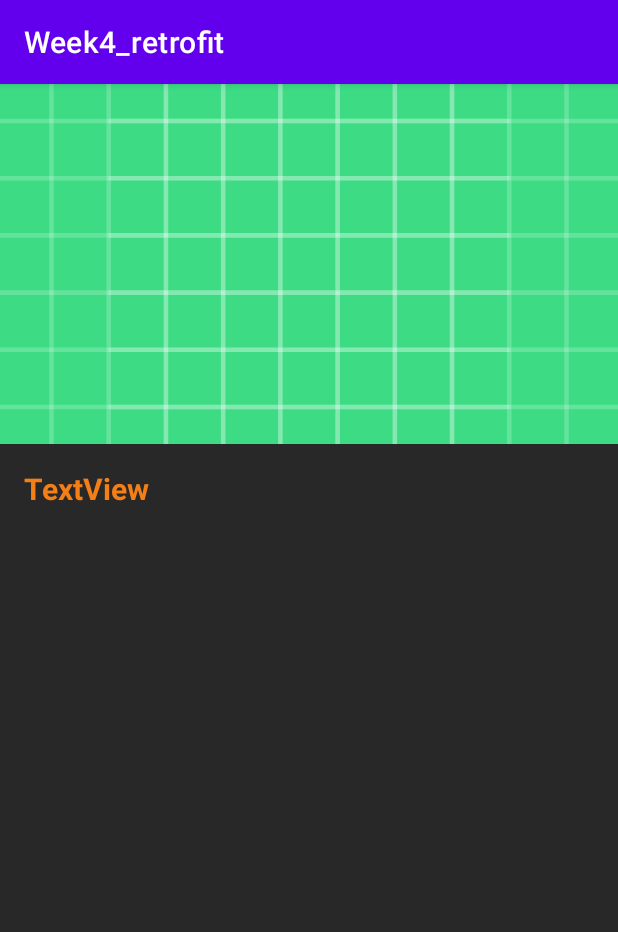
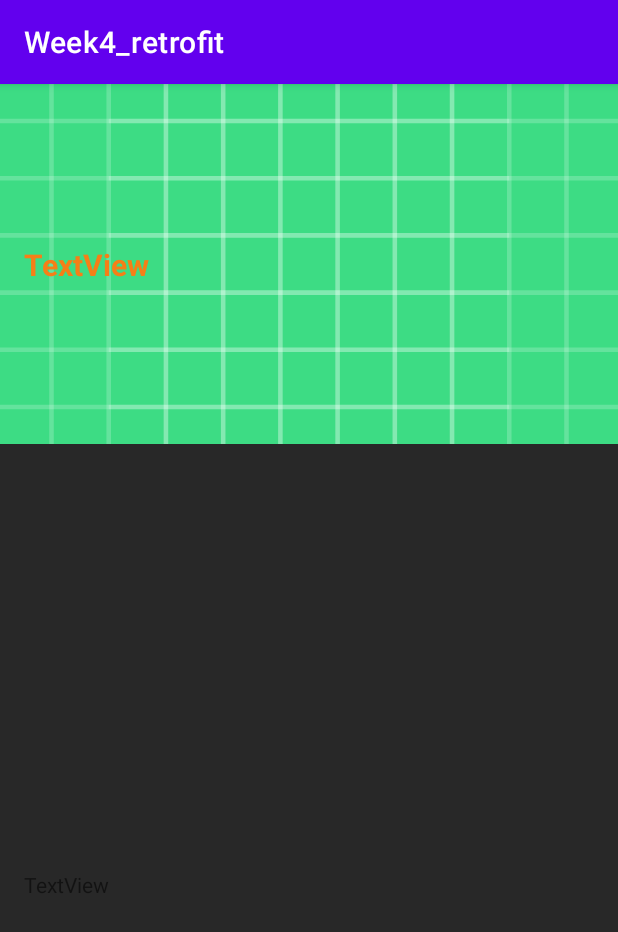
Before and after one commit to DaveN8/Week4_retrofit, an Android app: the MovieDetailActivity screen opened directly, with no data from a screen before it, on a phone screen of 412 x 824 dp. Shown: the top 932 px of the screen. Run offline under Robolectric (Android 15) with nearby library versions, the phone set to English and light mode, and no system bars; our stand-ins replace Dagger/Hilt's generated code; network calls fail; pictures from the network do not load; 1 statement that could not run was skipped.

Commit message:
Initial commit

```diff
--- /dev/null
+++ b/app/src/main/java/com/uc/week4_retrofit/adapter/GenreAdapter.kt
@@ -0,0 +1,4 @@
+package com.uc.week4_retrofit.adapter
+
+class GenreAdapter {
+}
--- /dev/null
+++ b/app/src/main/java/com/uc/week4_retrofit/adapter/ProductionCompanyAdapter.kt
@@ -0,0 +1,4 @@
+package com.uc.week4_retrofit.adapter
+
+class ProductionCompanyAdapter {
+}
--- /dev/null
+++ b/app/src/main/java/com/uc/week4_retrofit/adapter/SpokenLanguageAdapter.kt
@@ -0,0 +1,4 @@
+package com.uc.week4_retrofit.adapter
+
+class SpokenLanguageAdapter {
+}
--- a/app/src/main/res/layout/activity_movie_detail.xml
+++ b/app/src/main/res/layout/activity_movie_detail.xml
@@ -20,17 +20,54 @@
 
     <TextView
         android:id="@+id/tv_title_movie_detail"
-        android:layout_width="0dp"
+        android:layout_width="200dp"
         android:layout_height="wrap_content"
         android:layout_marginStart="16dp"
-        android:layout_marginTop="16dp"
-        android:layout_marginEnd="16dp"
         android:text="TextView"
         android:textColor="#F57F17"
         android:textSize="20sp"
         android:textStyle="bold"
+        app:layout_constraintBottom_toBottomOf="@+id/img_poster_movie_detail"
+        app:layout_constraintStart_toStartOf="parent"
+        app:layout_constraintTop_toTopOf="@+id/img_poster_movie_detail"
+        tools:text="@string/nulldata" />
+
+    <androidx.recyclerview.widget.RecyclerView
+        android:id="@+id/rv_genre_movie_poster"
+        android:layout_width="0dp"
+        android:layout_height="60dp"
+        android:layout_marginStart="16dp"
+        android:layout_marginTop="16dp"
+        android:layout_marginEnd="16dp"
         app:layout_constraintEnd_toEndOf="parent"
         app:layout_constraintStart_toStartOf="parent"
-        app:layout_constraintTop_toBottomOf="@+id/img_poster_movie_detail"
-        tools:text="@string/nulldata" />
+        app:layout_constraintTop_toBottomOf="@+id/img_poster_movie_detail" />
+
+    <androidx.recyclerview.widget.RecyclerView
+        android:id="@+id/rv_production_company_movie_poster"
+        android:layout_width="0dp"
+        android:layout_height="100dp"
+        android:layout_marginTop="16dp"
+        app:layout_constraintEnd_toEndOf="@+id/rv_genre_movie_poster"
+        app:layout_constraintStart_toStartOf="@+id/rv_genre_movie_poster"
+        app:layout_constraintTop_toBottomOf="@+id/rv_genre_movie_poster" />
+
+    <androidx.recyclerview.widget.RecyclerView
+        android:id="@+id/rv_spoken_language_movie_poster"
+        android:layout_width="0dp"
+        android:layout_height="60dp"
+        android:layout_marginTop="16dp"
+        app:layout_constraintEnd_toEndOf="@+id/rv_production_company_movie_poster"
+        app:layout_constraintStart_toStartOf="@+id/rv_production_company_movie_poster"
+        app:layout_constraintTop_toBottomOf="@+id/rv_production_company_movie_poster" />
+
+    <TextView
+        android:id="@+id/overview_movie_poster"
+        android:layout_width="0dp"
+        android:layout_height="wrap_content"
+        android:layout_marginTop="16dp"
+        android:text="TextView"
+        app:layout_constraintEnd_toEndOf="@+id/rv_spoken_language_movie_poster"
+        app:layout_constraintStart_toStartOf="@+id/rv_spoken_language_movie_poster"
+        app:layout_constraintTop_toBottomOf="@+id/rv_spoken_language_movie_poster" />
 </androidx.constraintlayout.widget.ConstraintLayout>
--- /dev/null
+++ b/app/src/main/res/layout/card_spoken_language.xml
@@ -0,0 +1,6 @@
+<?xml version="1.0" encoding="utf-8"?>
+<androidx.constraintlayout.widget.ConstraintLayout xmlns:android="http://schemas.android.com/apk/res/android"
+    android:layout_width="match_parent"
+    android:layout_height="match_parent">
+
+</androidx.constraintlayout.widget.ConstraintLayout>
```
Also changed, not shown: app/src/main/res/layout/card_genre.xml (added, +43 -0 lines), app/src/main/res/layout/card_production_company.xml (added, +26 -0 lines).
